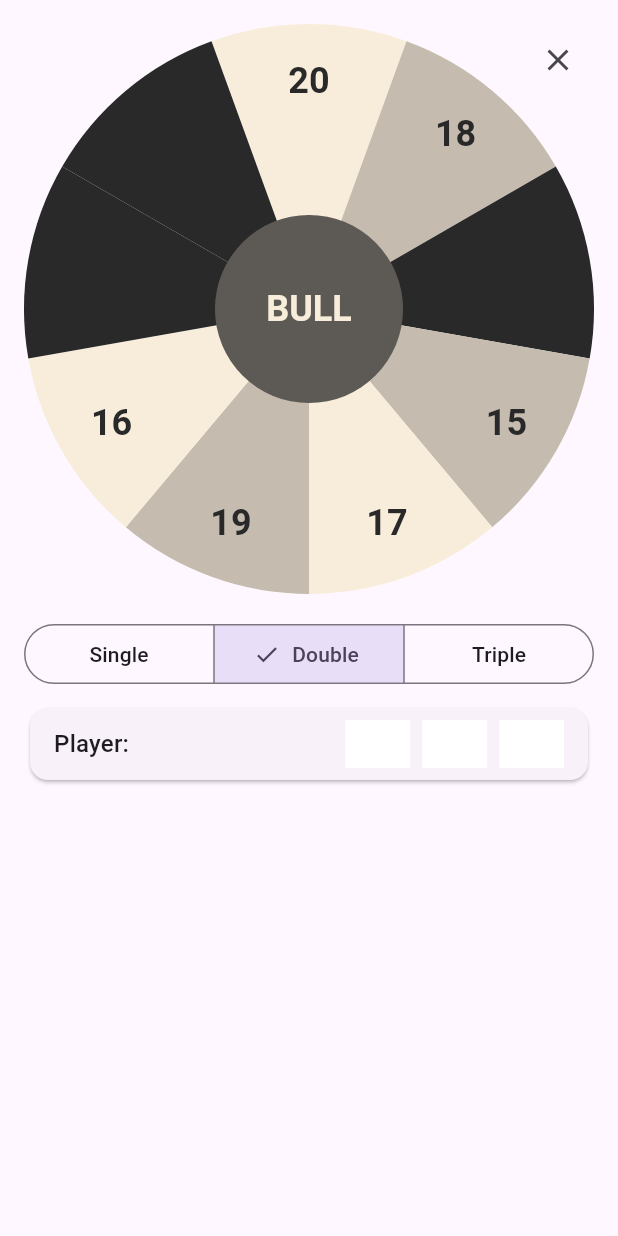
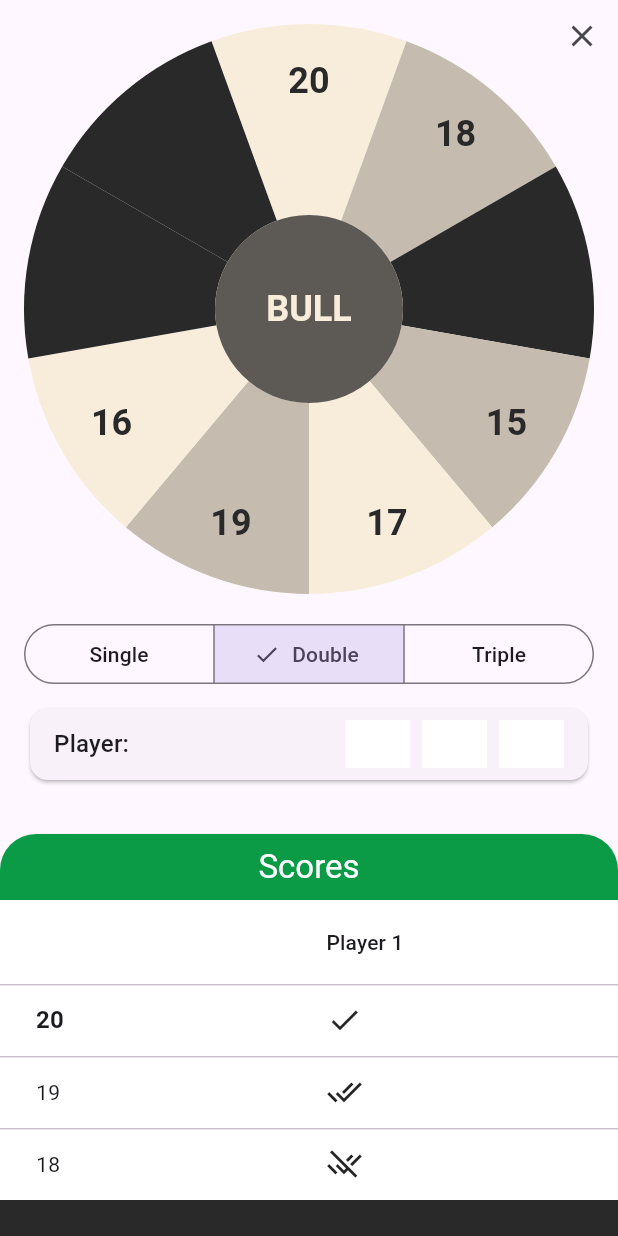
Before and after one commit to Emii27/dart_scorer, a Flutter app: the CricketView screen opened by its route, after a tap on "Double", on a phone screen of 412 x 824 dp. Run offline on Flutter 3.47's test engine with Material 3 defaults, Android fonts, the phone set to English and light mode, and no system bars; our stand-ins replace flutter_riverpod, freezed_annotation, go_router, riverpod_annotation; generated files the repository leaves out were written again.

Commit message:
score table

```diff
--- /dev/null
+++ b/lib/components/draggable_sheet.dart
@@ -0,0 +1,90 @@
+import 'package:dart_scorer/components/score_table.dart';
+import 'package:dart_scorer/utils/color_utils.dart';
+import 'package:dart_scorer/utils/space_utils.dart';
+import 'package:flutter/material.dart';
+
+class DraggableSheet extends StatelessWidget {
+  final double initialSize;
+  final double minSize;
+  final double maxSize;
+
+  const DraggableSheet({
+    super.key,
+    required this.initialSize,
+    required this.minSize,
+    required this.maxSize,
+  });
+
+  const DraggableSheet.min({
+    Key? key,
+    required double initialSize,
+    double maxSize = 1,
+  }) : this(
+         key: key,
+         initialSize: initialSize,
+         minSize: initialSize,
+         maxSize: maxSize,
+       );
+
+  @override
+  Widget build(BuildContext context) {
+    final scores = ['20', '19', '18', '17', '16', '15', 'BULL'];
+
+    return DraggableScrollableSheet(
+      initialChildSize: initialSize,
+      minChildSize: minSize,
+      maxChildSize: maxSize,
+      snap: true,
+      builder: (context, scrollController) {
+        return Card(
+          color: Colors.white,
+          margin: .zero,
+          shape: RoundedRectangleBorder(
+            borderRadius: BorderRadius.vertical(
+              top: Radius.circular(SpaceUtils.space300),
+            ),
+          ),
+          child: ListView(
+            controller: scrollController,
+            shrinkWrap: true,
+            children: [
+              Container(
+                padding: .symmetric(vertical: SpaceUtils.space100),
+                decoration: BoxDecoration(
+                  borderRadius: BorderRadius.vertical(
+                    top: Radius.circular(SpaceUtils.space300),
+                  ),
+                  color: ColorUtils.green,
+                ),
+                child: Text(
+                  "Scores",
+                  textAlign: .center,
+                  style: Theme.of(
+                    context,
+                  ).textTheme.titleLarge?.copyWith(color: Colors.white),
+                ),
+              ),
+              ScoreTable(),
+              // ...List.generate(
+              //   scores.length,
+              //   (index) => ListTile(title: Text(scores[index])),
+              // ),
+              Container(
+                color: ColorUtils.black,
+                height: 500,
+                child: Center(
+                  child: Text(
+                    "Soon des trucs ici",
+                    style: Theme.of(
+                      context,
+                    ).textTheme.titleLarge?.copyWith(color: Colors.white),
+                  ),
+                ),
+              ),
+            ],
+          ),
+        );
+      },
+    );
+  }
+}
--- a/lib/components/radial_painter.dart
+++ b/lib/components/radial_painter.dart
@@ -118,11 +118,17 @@
 
   void _drawBull(Canvas canvas, Size size, bool isTapped) {
     final sector = TargetSector.bull();
+    final paintBackGround = Paint()
+      ..style = PaintingStyle.fill
+      ..color = ColorUtils.white;
     final paint = Paint()
       ..style = PaintingStyle.fill
-      ..color = ColorUtils.darkGrey.withAlpha(
-        (isTapped ? 255 * 0.5 : 255).toInt(),
-      );
+      ..color = ColorUtils.darkGrey.withAlpha((isTapped ? 255 * 0.75 : 255).toInt());
+
+    // Draw background
+    canvas.drawCircle(config.center, config.radius * 0.33, paintBackGround);
+
+    // Draw actual bull
     canvas.drawCircle(config.center, config.radius * 0.33, paint);
 
     final textPainter = TextPainter(
--- /dev/null
+++ b/lib/components/score_table.dart
@@ -0,0 +1,34 @@
+import 'package:flutter/material.dart';
+import 'package:flutter_riverpod/flutter_riverpod.dart';
+
+class ScoreTable extends ConsumerWidget {
+  const ScoreTable({super.key});
+
+  @override
+  Widget build(BuildContext context, WidgetRef ref) {
+    return DataTable(
+      columns: [
+        DataColumn(label: Text("")),
+        DataColumn(label: Text("Player 1")),
+      ],
+      rows: _buildRows(context),
+    );
+  }
+
+  List<DataRow> _buildRows(BuildContext context) {
+    final scoreStyle = Theme.of(
+      context,
+    ).textTheme.titleMedium?.copyWith(fontWeight: .bold);
+
+    return [
+      DataRow(
+        cells: [
+          DataCell(Text("20", style: scoreStyle)),
+          DataCell(Icon(Icons.done)),
+        ],
+      ),
+      DataRow(cells: [DataCell(Text("19")), DataCell(Icon(Icons.done_all))]),
+      DataRow(cells: [DataCell(Text("18")), DataCell(Icon(Icons.remove_done))]),
+    ];
+  }
+}
--- a/lib/components/scorer.dart
+++ b/lib/components/scorer.dart
@@ -24,6 +24,7 @@
 
 class _ScorerState extends State<Scorer> {
   ThrowType selectedThrowType = .single;
+  int selectedSector = -1;
 
   @override
   Widget build(BuildContext context) {
@@ -47,12 +48,12 @@
           ),
           child: GestureDetector(
             onTapDown: (details) => _onTap(details, painterConfig),
-            // onTapUp: (_) => _resetSelectedSector(),
-            // onTapCancel: () => _resetSelectedSector(),
+            onTapUp: (_) => _resetSelectedSector(),
+            onTapCancel: () => _resetSelectedSector(),
             child: CustomPaint(
               painter: RadialPainter(
                 config: painterConfig,
-                selectedSector: -1,
+                selectedSector: selectedSector,
                 progress: 0.0,
               ),
             ),
@@ -70,8 +71,6 @@
             selectedThrowType = newSelection.first;
           }),
         ),
-        // Text(ref.watch(cricketControllerProvider).throws.length.toString()),
-        // Text(ref.watch(cricketControllerProvider).throws.join(" ; ")),
       ],
     );
   }
@@ -100,6 +99,7 @@
     );
 
     setState(() {
+      selectedSector = sectorTap;
       selectedThrowType = .single;
     });
     // ref.read(cricketControllerProvider.notifier).addThrow(sectorTap);
@@ -114,4 +114,11 @@
       };
     }*/
   }
+
+  /// Set the value of `selectedSector` to `-1`.
+  void _resetSelectedSector() {
+    setState(() {
+      selectedSector = -1;
+    });
+  }
 }
--- a/lib/components/throw_display.dart
+++ b/lib/components/throw_display.dart
@@ -9,7 +9,8 @@
   @override
   Widget build(BuildContext context, WidgetRef ref) {
     final playerName = "Player";
-    final throws = ref.watch(cricketControllerProvider).currentThrow;
+    final round = ref.watch(cricketControllerProvider).rounds.lastOrNull;
+    print('Current round ${round?.throws}');
 
     return Card(
       child: Padding(
@@ -34,7 +35,8 @@
               child: Row(
                 spacing: SpaceUtils.space100,
                 children: List.generate(3, (index) {
-                  final playerThrow = throws.elementAtOrNull(index);
+                  final playerThrow = round?.throws.elementAtOrNull(index);
+                  print('playerThrow: $playerThrow');
 
                   return Expanded(
                     child: Container(
--- a/lib/features/cricket/cricket_controller.dart
+++ b/lib/features/cricket/cricket_controller.dart
@@ -10,16 +10,26 @@
 class CricketController extends _$CricketController {
   @override
   CricketState build() =>
-      CricketState(config: GameConfig.cricket, nbPlayers: 1, currentThrow: []);
+      CricketState(config: GameConfig.cricket, nbPlayers: 1, rounds: []);
 
   void addThrow(PlayerThrow newThrow) {
-    final maxSize = 3;
+    var rounds = [...state.rounds];
+    // var lastRound = rounds.isNotEmpty ? rounds.removeLast() : null;
+    var lastRound = rounds.lastOrNull;
 
-    var throws = [...state.currentThrow];
-    if (state.currentThrow.length >= maxSize) {
-      throws = [];
+    if (lastRound == null || lastRound.isComplete) {
+      lastRound = PlayerRound();
     }
-    throws.add(newThrow);
-    state = state.copyWith(currentThrow: throws);
+    if (!lastRound.isComplete && lastRound.throws.isNotEmpty){
+      rounds.removeLast();
+    }
+
+    lastRound.addThrow(newThrow);
+
+    rounds.add(lastRound);
+    state = state.copyWith(rounds: rounds);
+
+    print('Last round: ${lastRound.throws}');
+    print('Rounds length: ${state.rounds.length}');
   }
 }
--- a/lib/features/cricket/cricket_state.dart
+++ b/lib/features/cricket/cricket_state.dart
@@ -1,5 +1,6 @@
 import 'package:dart_scorer/game_config.dart';
 import 'package:dart_scorer/models/player_throw.dart';
+// ignore: depend_on_referenced_packages
 import 'package:freezed_annotation/freezed_annotation.dart';
 
 part 'cricket_state.freezed.dart';
@@ -9,6 +10,6 @@
   const factory CricketState({
     required GameConfig config,
     required int nbPlayers,
-    required List<PlayerThrow> currentThrow,
+    required List<PlayerRound> rounds,
   }) = _CricketState;
 }
--- a/lib/features/cricket/cricket_view.dart
+++ b/lib/features/cricket/cricket_view.dart
@@ -1,3 +1,4 @@
+import 'package:dart_scorer/components/draggable_sheet.dart';
 import 'package:dart_scorer/components/scorer.dart';
 import 'package:dart_scorer/components/throw_display.dart';
 import 'package:dart_scorer/features/cricket/cricket_controller.dart';
@@ -7,30 +8,60 @@
 import 'package:flutter/material.dart';
 import 'package:flutter_riverpod/flutter_riverpod.dart';
 
-class CricketView extends ConsumerWidget {
+class CricketView extends ConsumerStatefulWidget {
   const CricketView({super.key});
 
   @override
-  Widget build(BuildContext context, WidgetRef ref) {
-    final throws = ref.watch(cricketControllerProvider).currentThrow;
+  ConsumerState<CricketView> createState() => _CricketViewState();
+}
 
+class _CricketViewState extends ConsumerState<CricketView> {
+  final _contentKey = GlobalKey();
+  double _sheetInitialSize = 0.33;
+
+  @override
+  void initState() {
+    super.initState();
+    WidgetsBinding.instance.addPostFrameCallback((_) => _calculateSheetSize());
+  }
+
+  void _calculateSheetSize() {
+    final screenSize = MediaQuery.of(context).size.height;
+    final contentSize = _contentKey.currentContext?.size?.height;
+
+    if (contentSize == null || !mounted) return;
+
+    final sheetSize =
+        (screenSize - (contentSize + SpaceUtils.space200)) / screenSize;
+
+    setState(() {
+      _sheetInitialSize = sheetSize.clamp(.1, 1);
+    });
+  }
+
+  @override
+  Widget build(BuildContext context) {
     return Scaffold(
       body: SafeArea(
-        child: Padding(
-          padding: const .all(SpaceUtils.space200),
-          child: Stack(
-            children: [
-              _buildBody(ref, throws),
-              Positioned(right: .0, child: CloseButton()),
-            ],
-          ),
+        child: Stack(
+          children: [
+            Padding(
+              key: _contentKey,
+              padding: const .all(SpaceUtils.space200),
+              child: _buildBody(ref),
+            ),
+            Positioned(right: 0, child: CloseButton()),
+            DraggableSheet.min(initialSize: _sheetInitialSize),
+          ],
         ),
       ),
     );
   }
 
-  Widget _buildBody(WidgetRef ref, List<PlayerThrow> throws) {
+  Widget _buildBody(WidgetRef ref) {
     return Column(
+      mainAxisSize: .min,
+      spacing: SpaceUtils.space100,
       children: [
         Scorer(
           gameConfig: GameConfig.cricket,
@@ -38,13 +69,7 @@
             ref.read(cricketControllerProvider.notifier).addThrow(playerThrow);
           },
         ),
-        SizedBox(height: SpaceUtils.space100),
         ThrowDisplay(),
-        SizedBox(height: SpaceUtils.space400),
-        ...throws.map(
-          (playerThrow) =>
-              Text('${playerThrow.value} ; ${playerThrow.throwType}'),
-        ),
       ],
     );
   }
--- /dev/null
+++ b/lib/models/cricket_score.dart
@@ -0,0 +1,3 @@
+class CricketScore {
+  // final int score;
+}
--- a/lib/models/player_throw.dart
+++ b/lib/models/player_throw.dart
@@ -1,3 +1,18 @@
+// ignore: depend_on_referenced_packages
+import 'package:freezed_annotation/freezed_annotation.dart';
+
+part 'player_throw.freezed.dart';
+
+@freezed
+abstract class PlayerRound with _$PlayerRound {
+  const factory PlayerRound({
+    required int throwsPerRound,
+    required List<PlayerThrow> throws,
+  }) = _PlayerRound;
+
+}
+
+
 class PlayerThrow {
   final int value;
   final ThrowType throwType;
@@ -15,3 +30,24 @@
 }
 
 enum ThrowType { single, double, triple }
+
+/*
+class PlayerRound {
+  final int throwsPerRound;
+  final List<PlayerThrow> _throws;
+
+  PlayerRound() : throwsPerRound = 3, _throws = [];
+
+  List<PlayerThrow> get throws => _throws;
+
+  bool get isComplete => _throws.length == throwsPerRound;
+
+  void addThrow(PlayerThrow playerThrow) {
+    if (_throws.length >= throwsPerRound) {
+      return;
+    }
+
+    _throws.add(playerThrow);
+  }
+}
+*/
```
Also changed, not shown: lib/features/cricket/cricket_controller.g.dart, lib/features/cricket/cricket_state.freezed.dart, lib/models/player_throw.freezed.dart (added).
